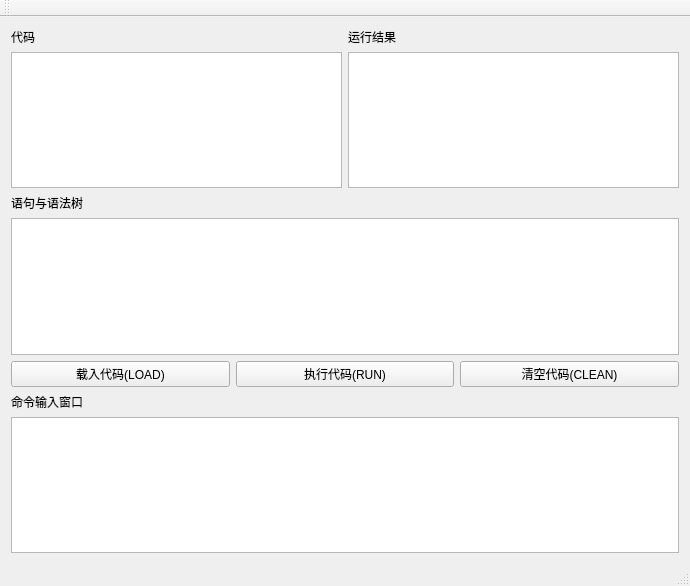
Above: mainwindow.ui from Yuan-Allen/Mini-Basic before the change. Below: the same form after it.
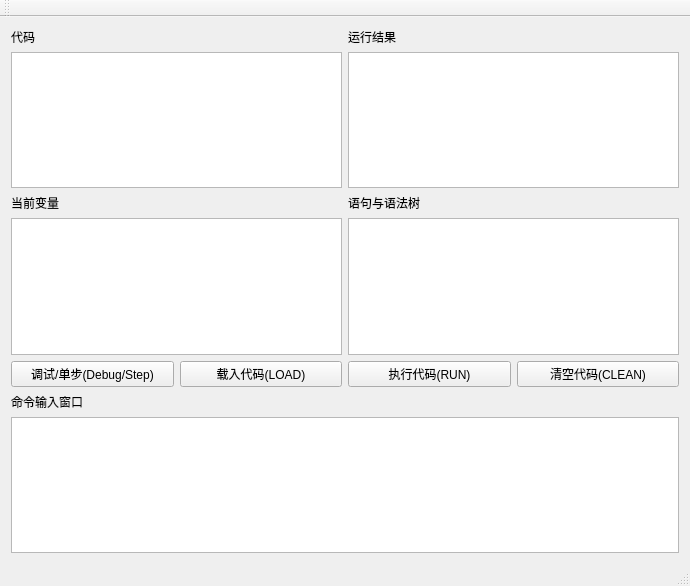
That is the form after the change.

What changed in the file:
```diff
--- a/mainwindow.ui
+++ b/mainwindow.ui
@@ -55,7 +55,23 @@
          </layout>
         </item>
         <item>
-         <layout class="QVBoxLayout" name="verticalLayout_8">
+         <layout class="QHBoxLayout" name="horizontalLayout_3">
+          <item>
+           <layout class="QVBoxLayout" name="verticalLayout_4">
+            <item>
+             <widget class="QLabel" name="label_5">
+              <property name="text">
+               <string>当前变量</string>
+              </property>
+             </widget>
+            </item>
+            <item>
+             <widget class="QTextBrowser" name="varibleDisplay"/>
+            </item>
+           </layout>
+          </item>
+          <item>
+           <layout class="QVBoxLayout" name="verticalLayout_2">
           <item>
            <widget class="QLabel" name="label_3">
             <property name="text">
@@ -63,13 +79,22 @@
             </property>
            </widget>
           </item>
-         </layout>
-        </item>
         <item>
          <widget class="QTextBrowser" name="treeDisplay"/>
         </item>
+           </layout>
+          </item>
+         </layout>
+        </item>
         <item>
          <layout class="QHBoxLayout" name="horizontalLayout_5">
+          <item>
+           <widget class="QPushButton" name="btnDebug">
+            <property name="text">
+             <string>调试/单步(Debug/Step)</string>
+            </property>
+           </widget>
+          </item>
           <item>
            <widget class="QPushButton" name="btnLoadCode">
             <property name="text">
```
Lines whose indentation alone changed are shown as unchanged.
